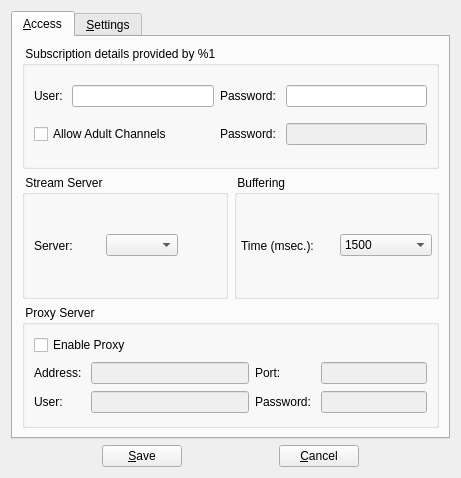
Old version of the form vlc-record/forms/csettingsdlg.ui in the repository code-google-com/vlc-record.
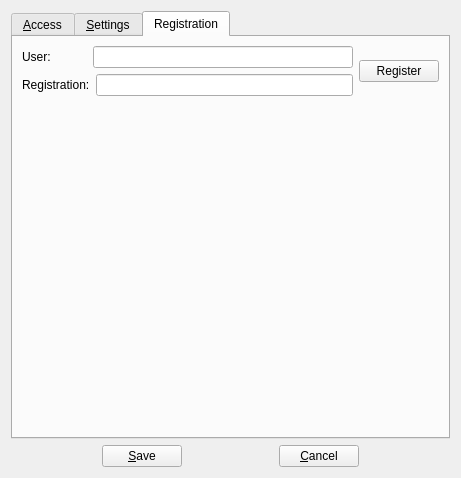
New version of the form. The open tabs and pages were chosen to show the change. Icons and pictures are not drawn.

```diff
--- a/vlc-record/forms/csettingsdlg.ui
+++ b/vlc-record/forms/csettingsdlg.ui
@@ -593,6 +593,69 @@
        </item>
       </layout>
      </widget>
+     <widget class="QWidget" name="tabRegister">
+      <attribute name="title">
+       <string>Registration</string>
+      </attribute>
+      <layout class="QVBoxLayout" name="verticalLayout_4">
+       <item>
+        <layout class="QHBoxLayout" name="horizontalLayout_6">
+         <item>
+          <layout class="QVBoxLayout" name="verticalLayout_3">
+           <item>
+            <layout class="QHBoxLayout" name="horizontalLayout_4" stretch="2,8">
+             <item>
+              <widget class="QLabel" name="label_16">
+               <property name="text">
+                <string>User:</string>
+               </property>
+              </widget>
+             </item>
+             <item>
+              <widget class="QLineEdit" name="lineUser"/>
+             </item>
+            </layout>
+           </item>
+           <item>
+            <layout class="QHBoxLayout" name="horizontalLayout_5" stretch="2,8">
+             <item>
+              <widget class="QLabel" name="label_17">
+               <property name="text">
+                <string>Registration:</string>
+               </property>
+              </widget>
+             </item>
+             <item>
+              <widget class="QLineEdit" name="lineRegData"/>
+             </item>
+            </layout>
+           </item>
+          </layout>
+         </item>
+         <item>
+          <widget class="QPushButton" name="pushDoRegister">
+           <property name="text">
+            <string>Register</string>
+           </property>
+          </widget>
+         </item>
+        </layout>
+       </item>
+       <item>
+        <spacer name="verticalSpacer">
+         <property name="orientation">
+          <enum>Qt::Vertical</enum>
+         </property>
+         <property name="sizeHint" stdset="0">
+          <size>
+           <width>20</width>
+           <height>40</height>
+          </size>
+         </property>
+        </spacer>
+       </item>
+      </layout>
+     </widget>
     </widget>
    </item>
    <item>
```
